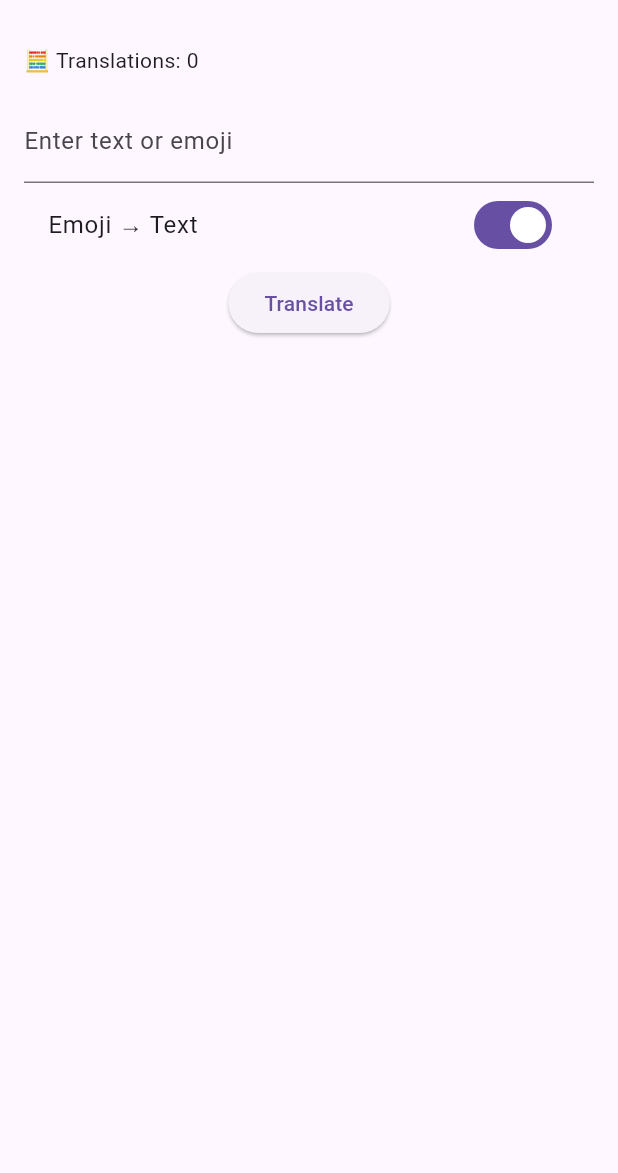
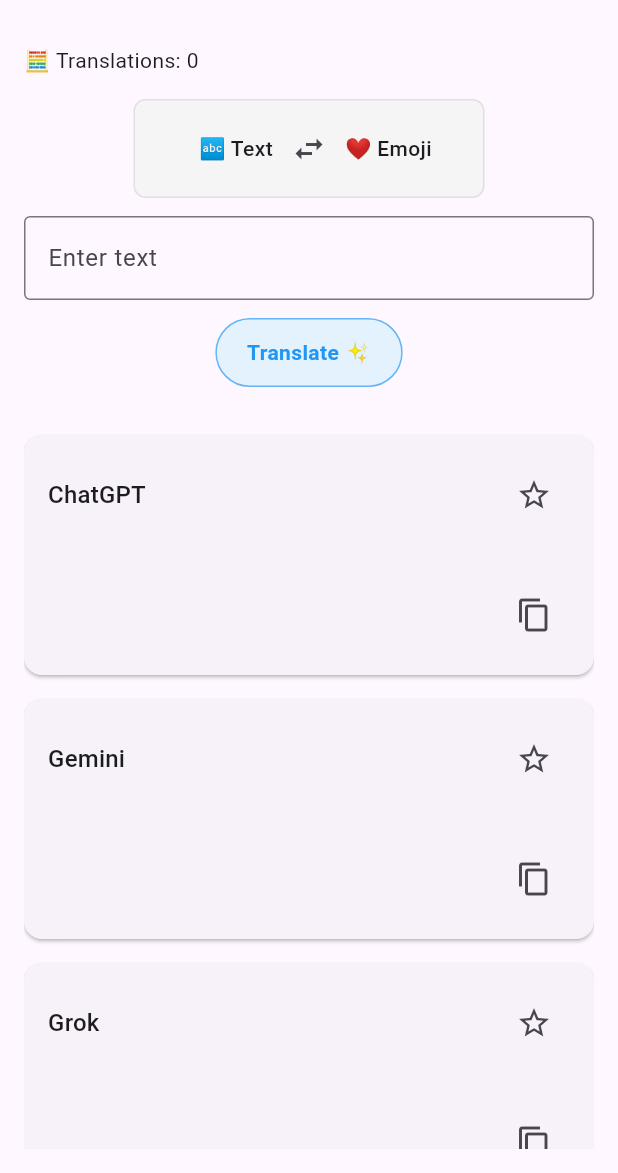
Before and after one commit to Woxeas/emoji_translator, a Flutter app: the screen it shows after launch, on a phone screen of 412 x 824 dp, the part 63-1236 px from its top. Run offline on Flutter 3.47's test engine with Material 3 defaults, Android fonts, the phone set to English and light mode, and no system bars; our stand-ins replace shimmer, supabase_flutter; accounts and stored records are empty; network calls fail.

Commit message:
Improved design and actions feedback

```diff
--- a/lib/app.dart
+++ b/lib/app.dart
@@ -12,6 +12,7 @@
       theme: ThemeData(
         primarySwatch: Colors.blue,
         useMaterial3: true,
+        fontFamilyFallback: ['NotoColorEmoji'],
       ),
       home: const HomePage(),
     );
--- a/lib/home_page.dart
+++ b/lib/home_page.dart
@@ -17,16 +17,11 @@
 
 class _HomePageState extends State<HomePage> {
   final TextEditingController _controller = TextEditingController();
-  bool _emojiToText = true;
+  bool _emojiToText = false;
   Map<String, String> _translations = {};
+  bool _isTranslating = false;
   int _totalTranslations = 0;
   String? _mostVotedModel;
-
-  @override
-  void initState() {
-    super.initState();
-    _loadStats();
-  }
 
   Future<void> _loadStats() async {
     final total = await getTranslationCount();
@@ -37,11 +32,31 @@
     });
   }
 
+  @override
+  void initState() {
+    super.initState();
+    _translations = {
+      'ChatGPT': '',
+      'Gemini': '',
+      'Grok': '',
+      'DeepSeek': '',
+    };
+    _loadStats();
+  }
+
   Future<void> _translate() async {
     final input = _controller.text;
     if (input.isEmpty) return;
 
-    setState(() => _translations.clear());
+    setState(() {
+      _isTranslating = true;
+      _translations = {
+        'ChatGPT': '',
+        'Gemini': '',
+        'Grok': '',
+        'DeepSeek': '',
+      };
+    });
 
   final chatGpt = await translateWithChatGpt(input, _emojiToText);
   final gemini = await translateWithGemini(input, _emojiToText);
@@ -49,6 +64,7 @@
   final deepseek = await translateWithDeepSeek(input, _emojiToText);
 
   setState(() {
+    _isTranslating = false;
     _translations = {
       'ChatGPT': chatGpt,
       'Gemini': gemini,
@@ -96,6 +112,7 @@
                 children: _translations.entries.map((entry) => AiOutputCard(
                   modelName: entry.key,
                   output: entry.value,
+                  isLoading: _isTranslating,
                   onBest: () async {
                     await voteBest(entry.key);
                     await _loadStats();
--- a/lib/widgets/ai_output_card.dart
+++ b/lib/widgets/ai_output_card.dart
@@ -1,16 +1,19 @@
 import 'package:flutter/material.dart';
 import 'package:flutter/services.dart';
+import 'package:shimmer/shimmer.dart';
 
 class AiOutputCard extends StatelessWidget {
   final String modelName;
   final String output;
   final VoidCallback onBest;
+  final bool isLoading;
 
   const AiOutputCard({
     super.key,
     required this.modelName,
     required this.output,
     required this.onBest,
+    required this.isLoading,
   });
 
   void _copyToClipboard(BuildContext context) {
@@ -44,13 +47,28 @@
               ],
             ),
             const SizedBox(height: 12),
-            // Output + Copy button
-            SelectableText(
-              output,
-              style: const TextStyle(
-                fontSize: 16,
-              ),
-            ),
+            isLoading && output.trim().isEmpty
+              ? Column(
+                  crossAxisAlignment: CrossAxisAlignment.start,
+                  children: List.generate(3, (index) => Padding(
+                    padding: const EdgeInsets.symmetric(vertical: 4),
+                    child: Shimmer.fromColors(
+                      baseColor: Colors.grey.shade300,
+                      highlightColor: Colors.grey.shade100,
+                      child: Container(
+                        width: double.infinity,
+                        height: 16,
+                        color: Colors.white,
+                      ),
+                    ),
+                  )),
+                )
+              : output.isEmpty
+                  ? const SizedBox(height: 20)
+                  : SelectableText(
+                      output,
+                      style: const TextStyle(fontSize: 16),
+                  ),
             Align(
               alignment: Alignment.topRight,
               child: IconButton(
--- a/lib/widgets/translation_field.dart
+++ b/lib/widgets/translation_field.dart
@@ -1,4 +1,3 @@
-// Input field and mode toggle widget
 import 'package:flutter/material.dart';
 
 class TranslationField extends StatelessWidget {
@@ -17,20 +16,77 @@
 
   @override
   Widget build(BuildContext context) {
+    final from = emojiToText ? '❤️ Emoji' : '🔤 Text';
+    final to = emojiToText ? '🔤 Text' : '❤️ Emoji';
+
     return Column(
+      crossAxisAlignment: CrossAxisAlignment.start,
       children: [
+        Center(
+          child: Container(
+            padding: const EdgeInsets.symmetric(horizontal: 12, vertical: 8),
+            decoration: BoxDecoration(
+              color: Colors.grey.shade100,
+              borderRadius: BorderRadius.circular(8),
+              border: Border.all(color: Colors.grey.shade300),
+            ),
+            child: Row(
+              mainAxisSize: MainAxisSize.min,
+              children: [
+                SizedBox(
+                  width: 80,
+                  child: Text(
+                    from,
+                    textAlign: TextAlign.right,
+                    style: const TextStyle(fontWeight: FontWeight.w500),
+                  ),
+                ),
+                IconButton(
+                  onPressed: () => onModeToggle(!emojiToText),
+                  icon: const Icon(Icons.swap_horiz),
+                  tooltip: 'Switch translation direction',
+                ),
+                SizedBox(
+                  width: 80,
+                  child: Text(
+                    to,
+                    textAlign: TextAlign.left,
+                    style: const TextStyle(fontWeight: FontWeight.w500),
+                  ),
+                ),
+              ],
+            ),
+          ),
+        ),
+        const SizedBox(height: 12),
         TextField(
           controller: controller,
-          decoration: const InputDecoration(labelText: 'Enter text or emoji'),
+          decoration: InputDecoration(
+            labelText: emojiToText ? 'Enter emoji' : 'Enter text',
+            border: const OutlineInputBorder(),
+          ),
         ),
-        SwitchListTile(
-          title: const Text('Emoji → Text'),
-          value: emojiToText,
-          onChanged: onModeToggle,
-        ),
-        ElevatedButton(
-          onPressed: onTranslate,
-          child: const Text('Translate'),
+        const SizedBox(height: 12),
+        Center(
+          child: InkWell(
+            onTap: onTranslate,
+            borderRadius: BorderRadius.circular(24),
+            child: Container(
+              padding: const EdgeInsets.symmetric(horizontal: 20, vertical: 12),
+              decoration: BoxDecoration(
+                color: Colors.blue.shade50,
+                borderRadius: BorderRadius.circular(24),
+                border: Border.all(color: Colors.blue.shade300),
+              ),
+              child: const Text(
+                'Translate ✨',
+                style: TextStyle(
+                  fontWeight: FontWeight.bold,
+                  color: Colors.blue,
+                ),
+              ),
+            ),
+          ),
         ),
       ],
     );
```
Also changed, not shown: pubspec.yaml (+8 -0 lines), pubspec.lock, 1 other file. Lines whose indentation alone changed are shown as unchanged.
